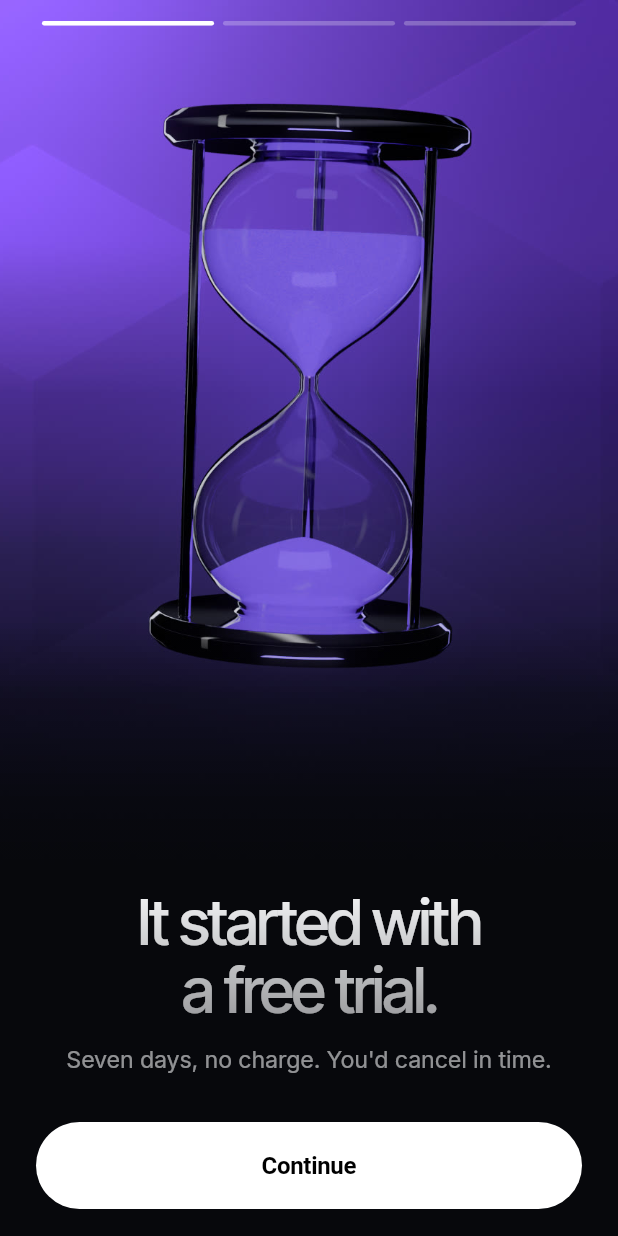
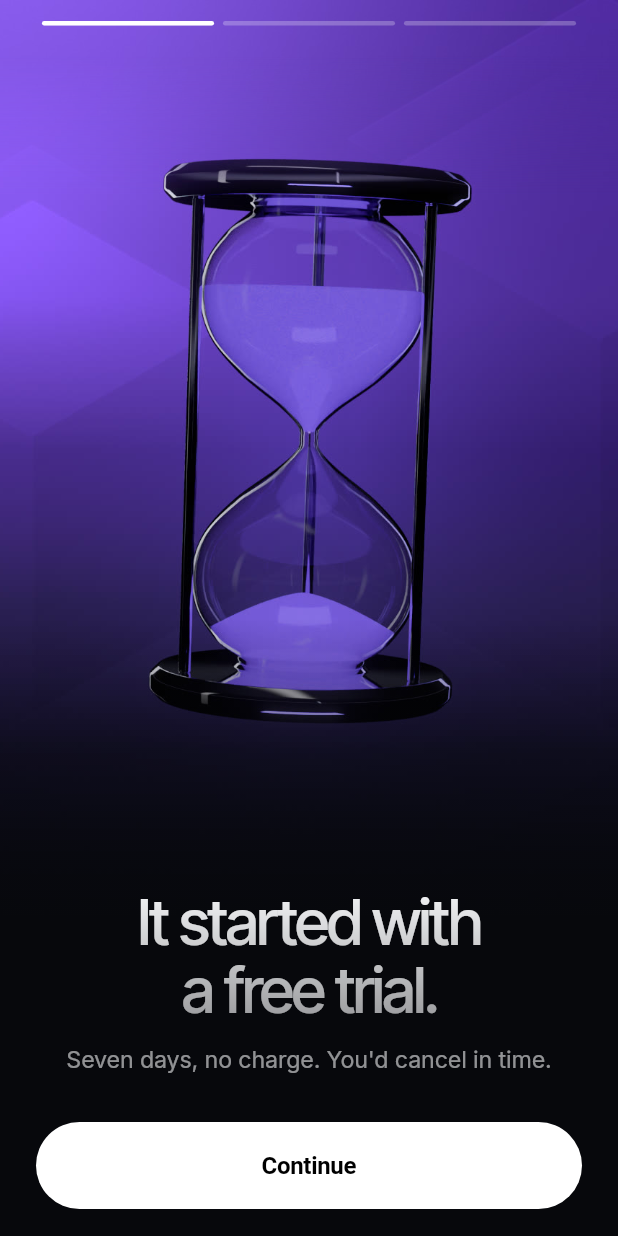
Before and after one commit to mustaphi-dev/subscription-tracker, a Flutter app: the screen it shows after launch, on a phone screen of 412 x 824 dp. Run offline on Flutter 3.47's test engine with Material 3 defaults, Android fonts, the phone set to English and light mode, and no system bars; our stand-ins replace app_links, cached_network_image, country_picker, firebase_core, firebase_messaging, fl_chart and 10 more; missing offline and left inert: android_intent_plus, home_widget, liquid_glass_renderer; accounts and stored records are empty.

```diff
--- a/lib/onboarding.dart
+++ b/lib/onboarding.dart
@@ -212,8 +212,11 @@ class _SplashOverlayState extends State<SplashOverlay> with TickerProviderStateM
 // object on it and the words under it.
 
 class _Page {
-  const _Page(this.name, this.title, this.body);
+  const _Page(this.name, this.title, this.body, {this.drop = 0});
   final String name, title, body;
+
+  /// How far the object sits below the stage's usual spot, as a fraction of its height.
+  final double drop;
 
   /// First frame of the loop, shown instantly and whenever video can't play.
   String get still => 'assets/onboarding/$name.jpg';
@@ -223,7 +226,7 @@ class _Page {
 }
 
 const _pagesData = [
-  _Page('trials', 'It started with\na free trial.', 'Seven days, no charge. You\'d cancel in time.'),
+  _Page('trials', 'It started with\na free trial.', 'Seven days, no charge. You\'d cancel in time.', drop: 0.06),
   _Page('renewals', 'Then it quietly\nrenewed.', 'And again next month. And the one after that.'),
   _Page('shortfalls', 'Until it took\nyour last penny.', 'That feeling has a name.'),
 ];
@@ -366,7 +369,7 @@ class _OnboardingState extends State<OnboardingScreen> with SingleTickerProvider
                       offset: Offset(i == lastIndex ? shudder.dx * 1.6 : 0, 0),
                       child: Transform.scale(
                         scale: 1.03 - 0.03 * _span(intro, 0, 1),
-                        child: StageScene(still: _pagesData[i].still, video: _videos[i]),
+                        child: StageScene(still: _pagesData[i].still, video: _videos[i], drop: _pagesData[i].drop),
                       ),
                     ),
                   ),
--- a/lib/stage.dart
+++ b/lib/stage.dart
@@ -50,12 +50,16 @@ VideoPlayerController stageVideo(String asset, {bool play = true}) {
 /// A 3D scene on the stage, positioned exactly over [StagePlate]: its first frame as a
 /// still, with the loop faded in over it once frames are actually flowing.
 class StageScene extends StatelessWidget {
-  const StageScene({super.key, required this.still, this.video});
+  const StageScene({super.key, required this.still, this.video, this.drop = 0});
   final String still;
   final VideoPlayerController? video;
 
+  /// Moves the scene down by this fraction of the stage's height. Its top edge fades
+  /// out so the plate behind shows through without a seam.
+  final double drop;
+
   @override
-  Widget build(BuildContext context) => _staged(
+  Widget build(BuildContext context) => _staged(_dropped(
     Stack(
       fit: StackFit.expand,
       children: [
@@ -80,5 +84,21 @@ class StageScene extends StatelessWidget {
           ),
       ],
     ),
-  );
+  ));
+
+  Widget _dropped(Widget scene) => drop == 0
+      ? scene
+      : FractionalTranslation(
+          translation: Offset(0, drop),
+          child: ShaderMask(
+            blendMode: BlendMode.dstIn,
+            shaderCallback: (r) => LinearGradient(
+              begin: Alignment.topCenter,
+              end: Alignment.bottomCenter,
+              colors: const [Colors.transparent, Colors.black],
+              stops: [0, drop * 2.5],
+            ).createShader(r),
+            child: scene,
+          ),
+        );
 }
```
